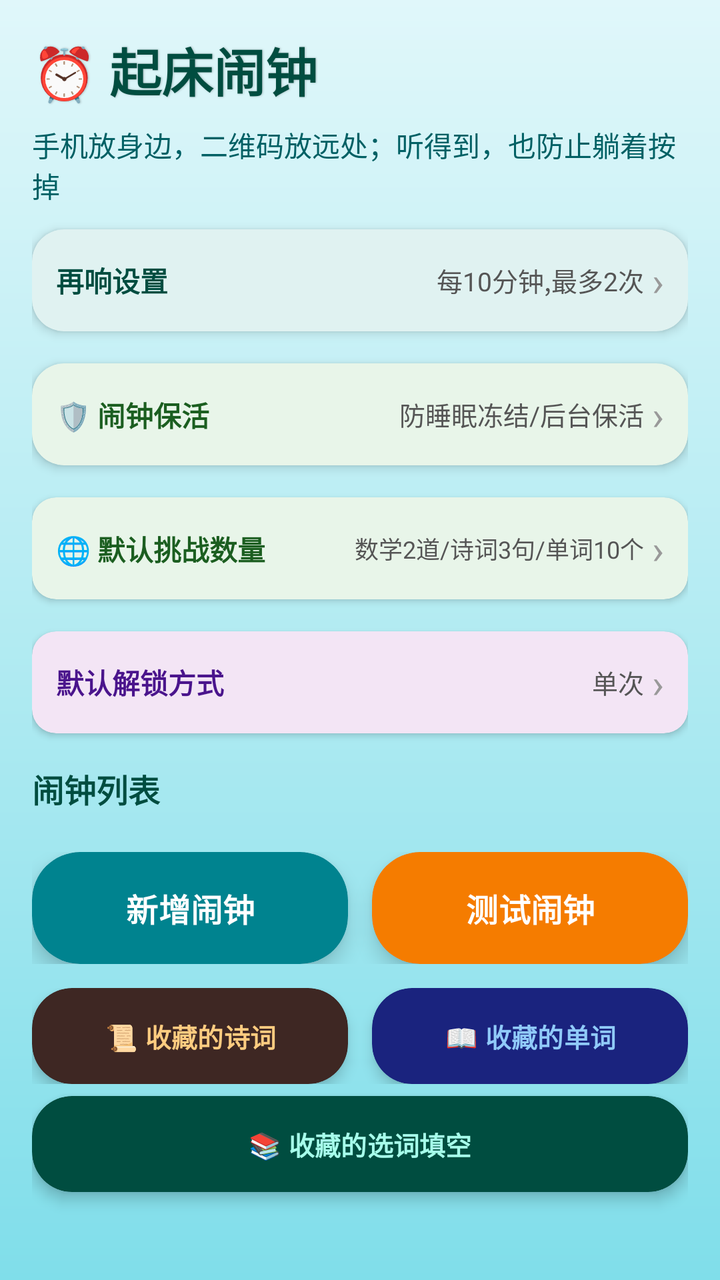
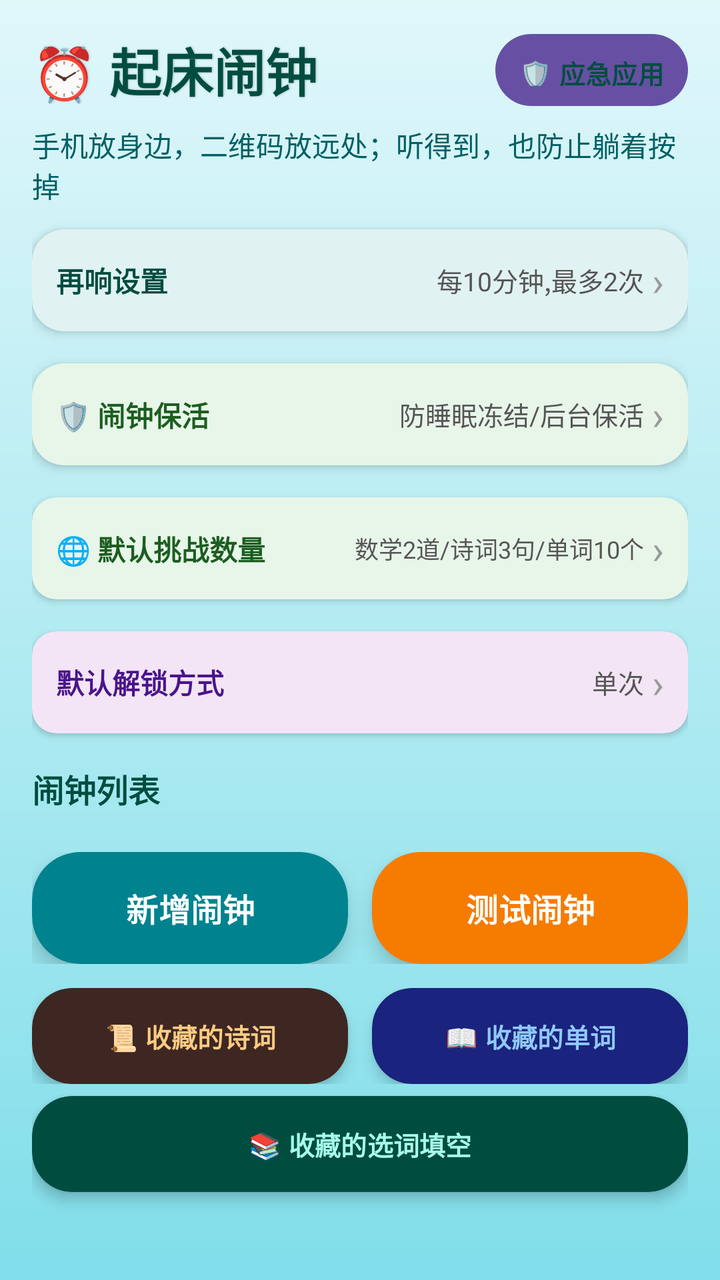

Compare the two renders of this Android layout. The source of the first and the diff that turns it into the second are given below.
<!-- AndroidManifest.xml: activity theme Theme.IronWill.Alarm -->
<!-- res/layout/fragment_alarm.xml -->
<?xml version="1.0" encoding="utf-8"?>
<androidx.core.widget.NestedScrollView xmlns:android="http://schemas.android.com/apk/res/android"
    xmlns:app="http://schemas.android.com/apk/res-auto"
    android:layout_width="match_parent"
    android:layout_height="match_parent"
    android:background="@drawable/bg_sea_surface"
    android:fitsSystemWindows="true"
    android:clipToPadding="false"
    android:fillViewport="true">

    <LinearLayout
        android:layout_width="match_parent"
        android:layout_height="wrap_content"
        android:orientation="vertical"
        android:padding="16dp"
        android:paddingBottom="80dp">

        <TextView
            android:layout_width="wrap_content"
            android:layout_height="wrap_content"
            android:text="⏰ 起床闹钟"
            android:textSize="26sp"
            android:textStyle="bold"
            android:textColor="#004D40"
            android:shadowColor="#40000000"
            android:shadowDx="1"
            android:shadowRadius="2" />

        <TextView
            android:layout_width="match_parent"
            android:layout_height="wrap_content"
            android:text="手机放身边，二维码放远处；听得到，也防止躺着按掉"
            android:textSize="14sp"
            android:textColor="#006064"
            android:layout_marginTop="8dp"
            android:layout_marginBottom="12dp" />

        <androidx.cardview.widget.CardView
            android:layout_width="match_parent"
            android:layout_height="wrap_content"
            android:layout_marginBottom="16dp"
            app:cardCornerRadius="16dp"
            app:cardElevation="3dp"
            app:cardBackgroundColor="#E0F2F1">

            <LinearLayout
                android:id="@+id/layout_snooze_settings"
                android:layout_width="match_parent"
                android:layout_height="wrap_content"
                android:orientation="horizontal"
                android:padding="12dp"
                android:gravity="center_vertical"
                android:clickable="true"
                android:focusable="true"
                android:foreground="?attr/selectableItemBackground">

                <TextView
                    android:layout_width="wrap_content"
                    android:layout_height="wrap_content"
                    android:text="再响设置"
                    android:textSize="14sp"
                    android:textStyle="bold"
                    android:textColor="#004D40" />

                <Space
                    android:layout_width="0dp"
                    android:layout_height="match_parent"
                    android:layout_weight="1" />

                <TextView
                    android:id="@+id/tv_snooze_summary"
                    android:layout_width="wrap_content"
                    android:layout_height="wrap_content"
                    android:text="每10分钟,最多2次"
                    android:textSize="13sp"
                    android:textColor="#555555"
                    android:layout_marginEnd="4dp" />

                <TextView
                    android:layout_width="wrap_content"
                    android:layout_height="wrap_content"
                    android:text="›"
                    android:textSize="20sp"
                    android:textColor="#999999" />
            </LinearLayout>
        </androidx.cardview.widget.CardView>

        
        <androidx.cardview.widget.CardView
            android:id="@+id/card_alarm_keepalive"
            android:layout_width="match_parent"
            android:layout_height="wrap_content"
            android:layout_marginBottom="16dp"
            app:cardCornerRadius="16dp"
            app:cardElevation="3dp"
            app:cardBackgroundColor="#E8F5E9">

            <LinearLayout
                android:id="@+id/layout_alarm_keepalive"
                android:layout_width="match_parent"
                android:layout_height="wrap_content"
                android:orientation="horizontal"
                android:padding="12dp"
                android:gravity="center_vertical"
                android:clickable="true"
                android:focusable="true"
                android:foreground="?attr/selectableItemBackground">

                <TextView
                    android:layout_width="wrap_content"
                    android:layout_height="wrap_content"
                    android:text="🛡️ 闹钟保活"
                    android:textSize="14sp"
                    android:textStyle="bold"
                    android:textColor="#1B5E20" />

                <Space
                    android:layout_width="0dp"
                    android:layout_height="match_parent"
                    android:layout_weight="1" />

                <TextView
                    android:id="@+id/tv_keepalive_summary"
                    android:layout_width="wrap_content"
                    android:layout_height="wrap_content"
                    android:text="防睡眠冻结/后台保活"
                    android:textSize="13sp"
                    android:textColor="#555555"
                    android:layout_marginEnd="4dp" />

                <TextView
                    android:layout_width="wrap_content"
                    android:layout_height="wrap_content"
                    android:text="›"
                    android:textSize="20sp"
                    android:textColor="#999999" />
            </LinearLayout>
        </androidx.cardview.widget.CardView>

        
        <androidx.cardview.widget.CardView
            android:layout_width="match_parent"
            android:layout_height="wrap_content"
            android:layout_marginBottom="16dp"
            app:cardCornerRadius="12dp"
            app:cardElevation="2dp"
            app:cardBackgroundColor="#E8F5E9">

            <LinearLayout
                android:id="@+id/layout_challenge_settings"
                android:layout_width="match_parent"
                android:layout_height="wrap_content"
                android:orientation="horizontal"
                android:padding="12dp"
                android:gravity="center_vertical"
                android:clickable="true"
                android:focusable="true"
                android:foreground="?attr/selectableItemBackground">

                <TextView
                    android:layout_width="wrap_content"
                    android:layout_height="wrap_content"
                    android:text="🌐 默认挑战数量"
                    android:textSize="14sp"
                    android:textStyle="bold"
                    android:textColor="#1B5E20" />

                <Space
                    android:layout_width="0dp"
                    android:layout_height="match_parent"
                    android:layout_weight="1" />

                <TextView
                    android:id="@+id/tv_challenge_summary"
                    android:layout_width="wrap_content"
                    android:layout_height="wrap_content"
                    android:text="数学2道/诗词3句/单词10个"
                    android:textSize="12sp"
                    android:textColor="#555555"
                    android:layout_marginEnd="4dp"
                    android:maxLines="1" />

                <TextView
                    android:layout_width="wrap_content"
                    android:layout_height="wrap_content"
                    android:text="›"
                    android:textSize="20sp"
                    android:textColor="#999999" />
            </LinearLayout>
        </androidx.cardview.widget.CardView>

        
        <androidx.cardview.widget.CardView
            android:layout_width="match_parent"
            android:layout_height="wrap_content"
            android:layout_marginBottom="16dp"
            app:cardCornerRadius="12dp"
            app:cardElevation="2dp"
            app:cardBackgroundColor="#F3E5F5">

            <LinearLayout
                android:id="@+id/layout_unlock_settings"
                android:layout_width="match_parent"
                android:layout_height="wrap_content"
                android:orientation="horizontal"
                android:padding="12dp"
                android:gravity="center_vertical"
                android:clickable="true"
                android:focusable="true"
                android:foreground="?attr/selectableItemBackground">

                <TextView
                    android:layout_width="wrap_content"
                    android:layout_height="wrap_content"
                    android:text="默认解锁方式"
                    android:textSize="14sp"
                    android:textStyle="bold"
                    android:textColor="#4A148C" />

                <Space
                    android:layout_width="0dp"
                    android:layout_height="match_parent"
                    android:layout_weight="1" />

                <TextView
                    android:id="@+id/tv_unlock_summary"
                    android:layout_width="wrap_content"
                    android:layout_height="wrap_content"
                    android:text="单次"
                    android:textSize="13sp"
                    android:textColor="#555555"
                    android:layout_marginEnd="4dp"
                    android:maxLines="1" />

                <TextView
                    android:layout_width="wrap_content"
                    android:layout_height="wrap_content"
                    android:text="›"
                    android:textSize="20sp"
                    android:textColor="#999999" />
            </LinearLayout>
        </androidx.cardview.widget.CardView>

        <TextView
            android:layout_width="match_parent"
            android:layout_height="wrap_content"
            android:text="闹钟列表"
            android:textSize="16sp"
            android:textStyle="bold"
            android:textColor="#004D40"
            android:layout_marginBottom="8dp" />

        <androidx.recyclerview.widget.RecyclerView
            android:id="@+id/rv_alarm_list"
            android:layout_width="match_parent"
            android:layout_height="wrap_content"
            android:nestedScrollingEnabled="false"
            android:overScrollMode="never" />

        <LinearLayout
            android:layout_width="match_parent"
            android:layout_height="wrap_content"
            android:orientation="horizontal"
            android:layout_marginTop="12dp">

            <androidx.cardview.widget.CardView
                android:layout_width="0dp"
                android:layout_height="wrap_content"
                android:layout_weight="1"
                android:layout_marginEnd="6dp"
                app:cardCornerRadius="24dp"
                app:cardElevation="6dp"
                app:cardBackgroundColor="#00838F">

                <Button
                    android:id="@+id/btn_add_alarm"
                    android:layout_width="match_parent"
                    android:layout_height="56dp"
                    android:text="新增闹钟"
                    android:textSize="16sp"
                    android:textStyle="bold"
                    android:textColor="#FFFFFF"
                    android:background="@android:color/transparent" />
            </androidx.cardview.widget.CardView>

            <androidx.cardview.widget.CardView
                android:layout_width="0dp"
                android:layout_height="wrap_content"
                android:layout_weight="1"
                android:layout_marginStart="6dp"
                app:cardCornerRadius="24dp"
                app:cardElevation="6dp"
                app:cardBackgroundColor="#F57C00">

                <Button
                    android:id="@+id/btn_test_alarm"
                    android:layout_width="match_parent"
                    android:layout_height="56dp"
                    android:text="测试闹钟"
                    android:textSize="16sp"
                    android:textStyle="bold"
                    android:textColor="#FFFFFF"
                    android:background="@android:color/transparent" />
            </androidx.cardview.widget.CardView>
        </LinearLayout>

        
        <LinearLayout
            android:layout_width="match_parent"
            android:layout_height="wrap_content"
            android:orientation="horizontal"
            android:layout_marginTop="12dp">

            <androidx.cardview.widget.CardView
                android:layout_width="0dp"
                android:layout_height="wrap_content"
                android:layout_weight="1"
                android:layout_marginEnd="6dp"
                app:cardCornerRadius="20dp"
                app:cardElevation="4dp"
                app:cardBackgroundColor="#3E2723">

                <Button
                    android:id="@+id/btn_bookmarked_poems"
                    android:layout_width="match_parent"
                    android:layout_height="48dp"
                    android:text="📜 收藏的诗词"
                    android:textSize="13sp"
                    android:textStyle="bold"
                    android:textColor="#FFCC80"
                    android:background="@android:color/transparent" />
            </androidx.cardview.widget.CardView>

            <androidx.cardview.widget.CardView
                android:layout_width="0dp"
                android:layout_height="wrap_content"
                android:layout_weight="1"
                android:layout_marginStart="6dp"
                app:cardCornerRadius="20dp"
                app:cardElevation="4dp"
                app:cardBackgroundColor="#1A237E">

                <Button
                    android:id="@+id/btn_bookmarked_words"
                    android:layout_width="match_parent"
                    android:layout_height="48dp"
                    android:text="📖 收藏的单词"
                    android:textSize="13sp"
                    android:textStyle="bold"
                    android:textColor="#90CAF9"
                    android:background="@android:color/transparent" />
            </androidx.cardview.widget.CardView>
        </LinearLayout>

        
        <androidx.cardview.widget.CardView
            android:layout_width="match_parent"
            android:layout_height="wrap_content"
            android:layout_marginTop="6dp"
            app:cardCornerRadius="20dp"
            app:cardElevation="4dp"
            app:cardBackgroundColor="#004D40">

            <Button
                android:id="@+id/btn_bookmarked_clozes"
                android:layout_width="match_parent"
                android:layout_height="48dp"
                android:text="📚 收藏的选词填空"
                android:textSize="13sp"
                android:textStyle="bold"
                android:textColor="#A7FFEB"
                android:background="@android:color/transparent" />
        </androidx.cardview.widget.CardView>

    </LinearLayout>
</androidx.core.widget.NestedScrollView>
<!-- resources referenced by this layout -->
<resources>
  <!-- drawable bg_sea_surface (drawable) -->
  <?xml version="1.0" encoding="utf-8"?>
  <shape xmlns:android="http://schemas.android.com/apk/res/android" android:shape="rectangle">
      <gradient
          android:startColor="#E0F7FA"
          android:centerColor="#B2EBF2"
          android:endColor="#80DEEA"
          android:angle="270" />
  </shape>
  <style name="Theme.IronWill.Alarm" parent="Theme.IronWill">
          <item name="android:windowIsTranslucent">false</item>
          <item name="android:windowBackground">#0B1114</item>
          <item name="android:windowNoTitle">true</item>
          <item name="android:windowActionBar">false</item>
          <item name="android:backgroundDimEnabled">false</item>
          <item name="android:windowFullscreen">true</item>
          <item name="android:windowDrawsSystemBarBackgrounds">true</item>
          <item name="android:statusBarColor">#0B1114</item>
          <item name="android:navigationBarColor">#0B1114</item>
      </style>
  <style name="Theme.IronWill" parent="Base.Theme.IronWill" />
  <style name="Base.Theme.IronWill" parent="Theme.Material3.DayNight.NoActionBar">
          
          
      </style>
</resources>

<!-- the commit's change to res/layout/fragment_alarm.xml (unified diff, before → after) -->
@@ -15,16 +15,36 @@
         android:padding="16dp"
         android:paddingBottom="80dp">
 
-        <TextView
-            android:layout_width="wrap_content"
-            android:layout_height="wrap_content"
-            android:text="⏰ 起床闹钟"
-            android:textSize="26sp"
-            android:textStyle="bold"
-            android:textColor="#004D40"
-            android:shadowColor="#40000000"
-            android:shadowDx="1"
-            android:shadowRadius="2" />
+        <LinearLayout
+            android:layout_width="match_parent"
+            android:layout_height="wrap_content"
+            android:orientation="horizontal"
+            android:gravity="center_vertical">
+
+            <TextView
+                android:layout_width="0dp"
+                android:layout_height="wrap_content"
+                android:layout_weight="1"
+                android:text="⏰ 起床闹钟"
+                android:textSize="26sp"
+                android:textStyle="bold"
+                android:textColor="#004D40"
+                android:shadowColor="#40000000"
+                android:shadowDx="1"
+                android:shadowRadius="2" />
+
+            <Button
+                android:id="@+id/btn_emergency_whitelist"
+                android:layout_width="wrap_content"
+                android:layout_height="36dp"
+                android:text="🛡️ 应急应用"
+                android:textSize="13sp"
+                android:textStyle="bold"
+                android:textColor="#004D40"
+                android:background="@drawable/bg_sea_bubble"
+                android:paddingStart="12dp"
+                android:paddingEnd="12dp" />
+        </LinearLayout>
 
         <TextView
             android:layout_width="match_parent"
<!-- resource entries referenced after the edit -->
@@ -1,5 +1,11 @@
 <!-- resources referenced by this layout -->
 <resources>
+  <!-- drawable bg_sea_bubble (drawable) -->
+  <?xml version="1.0" encoding="utf-8"?>
+  <shape xmlns:android="http://schemas.android.com/apk/res/android" android:shape="rectangle">
+      <solid android:color="#E0F7FA" />
+      <corners android:radius="20dp" />
+  </shape>
   <!-- drawable bg_sea_surface (drawable) -->
   <?xml version="1.0" encoding="utf-8"?>
   <shape xmlns:android="http://schemas.android.com/apk/res/android" android:shape="rectangle">
